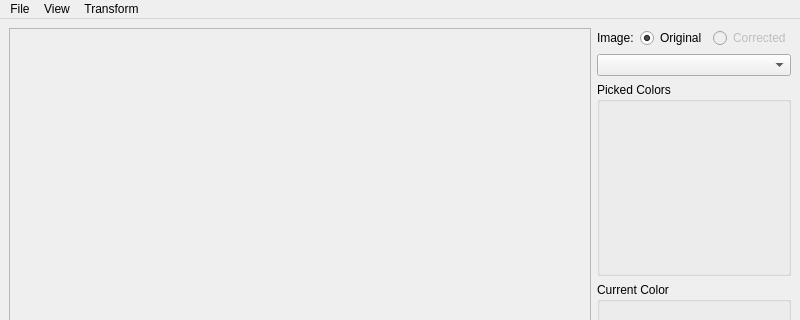
Above: MainWindow.ui from imanolooo/wp3-color-restoration before the change; both pictures show x 0 to 800 and y 0 to 320 of the 800 by 707 pixel window. Below: the same form after it.
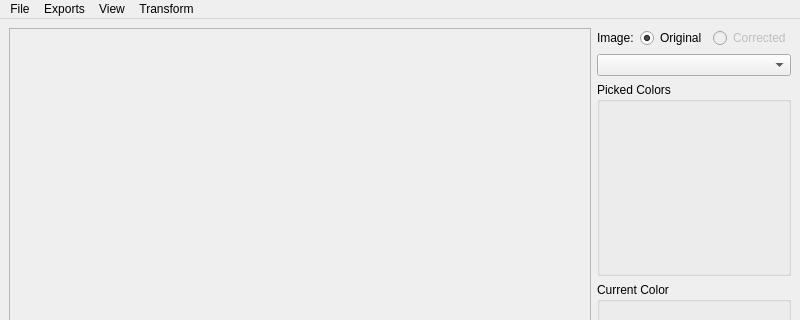
That is the form after the change.

Commit message: - Changed how images are visualized: created a new class labelImage to manage interaction. - implemented select a region of the image and export a pointcloud with lab values - changed k value of 3d transformation for perfomance. Need to restore it. - implemented an option to export weights and to print them. - use of new palettes and adapt the colors orden in accordance for export colors point cloud

Diff of the .ui file:
```diff
--- a/MainWindow.ui
+++ b/MainWindow.ui
@@ -193,7 +193,19 @@
     <addaction name="actionPrint_Transformation_Errors"/>
     <addaction name="actionTest_Transformation_on_Images"/>
    </widget>
+   <widget class="QMenu" name="menuExports">
+    <property name="title">
+     <string>Exports</string>
+    </property>
+    <addaction name="actionExport_Image_to_PLY"/>
+    <addaction name="actionExport_ColorTransf_to_PLY"/>
+    <addaction name="actionExport_Palette_to_PLY"/>
+    <addaction name="actionExport_transf_per_zone"/>
+    <addaction name="actionExport_transf_per_L"/>
+    <addaction name="actionExport_weights"/>
+   </widget>
    <addaction name="menuLoad_Image"/>
+   <addaction name="menuExports"/>
    <addaction name="menuView"/>
    <addaction name="menuTransform"/>
   </widget>
```
Left out of the diff: 18 changed lines with no effect on the pictures. The commit also changes 9 other files.
